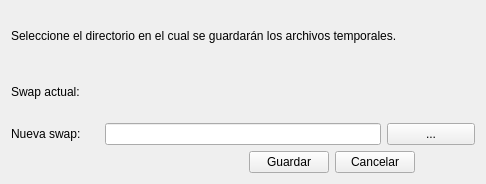
First picture: the form in ui/swapUI.ui, repository datwit/papirolux, before the edit.
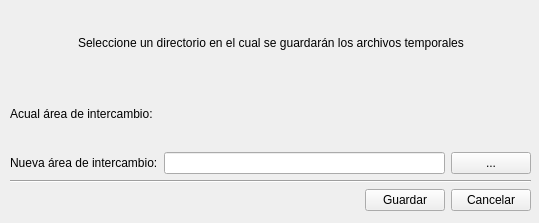
Second picture: the form after the edit. Icons and pictures are not drawn.

Commit message: Actualizando archivos acerca_de.py, acerca_de.ui, cargando.py, cargando.ui, principal.py, principal.ui, swap.py, swapUI.ui. Eliminando archivo swap1.py.

The edit to the form file:
```diff
--- a/ui/swapUI.ui
+++ b/ui/swapUI.ui
@@ -6,8 +6,8 @@
    <rect>
     <x>0</x>
     <y>0</y>
-    <width>486</width>
-    <height>184</height>
+    <width>539</width>
+    <height>223</height>
    </rect>
   </property>
   <property name="windowTitle">
@@ -17,15 +17,102 @@
    <iconset resource="recursos.qrc">
     <normaloff>:/ayuda/recursos/imagenes/ayuda_rcs/icon_doclux.png</normaloff>:/ayuda/recursos/imagenes/ayuda_rcs/icon_doclux.png</iconset>
   </property>
-  <layout class="QGridLayout" name="gridLayout">
-   <item row="1" column="0">
+  <widget class="QWidget" name="verticalLayoutWidget">
+   <property name="geometry">
+    <rect>
+     <x>10</x>
+     <y>10</y>
+     <width>521</width>
+     <height>201</height>
+    </rect>
+   </property>
+   <layout class="QVBoxLayout" name="verticalLayout">
+    <item>
+     <layout class="QHBoxLayout" name="horizontalLayout_2">
+      <item>
+       <spacer name="horizontalSpacer_2">
+        <property name="orientation">
+         <enum>Qt::Horizontal</enum>
+        </property>
+        <property name="sizeHint" stdset="0">
+         <size>
+          <width>40</width>
+          <height>20</height>
+         </size>
+        </property>
+       </spacer>
+      </item>
+      <item>
+       <widget class="QLabel" name="label">
+        <property name="font">
+         <font>
+          <pointsize>9</pointsize>
+         </font>
+        </property>
+        <property name="text">
+         <string>Seleccione un directorio en el cual se guardarán los archivos temporales</string>
+        </property>
+       </widget>
+      </item>
+      <item>
+       <spacer name="horizontalSpacer_3">
+        <property name="orientation">
+         <enum>Qt::Horizontal</enum>
+        </property>
+        <property name="sizeHint" stdset="0">
+         <size>
+          <width>40</width>
+          <height>20</height>
+         </size>
+        </property>
+       </spacer>
+      </item>
+     </layout>
+    </item>
+    <item>
+     <layout class="QHBoxLayout" name="horizontalLayout_4">
+      <item>
     <widget class="QLabel" name="label_4">
      <property name="text">
-      <string>Swap actual:</string>
+         <string>Acual área de intercambio:</string>
      </property>
     </widget>
    </item>
-   <item row="2" column="4">
+      <item>
+       <widget class="QLabel" name="swap_actual">
+        <property name="text">
+         <string/>
+        </property>
+       </widget>
+      </item>
+      <item>
+       <spacer name="horizontalSpacer_4">
+        <property name="orientation">
+         <enum>Qt::Horizontal</enum>
+        </property>
+        <property name="sizeHint" stdset="0">
+         <size>
+          <width>40</width>
+          <height>20</height>
+         </size>
+        </property>
+       </spacer>
+      </item>
+     </layout>
+    </item>
+    <item>
+     <layout class="QHBoxLayout" name="horizontalLayout_3">
+      <item>
+       <widget class="QLabel" name="label_2">
+        <property name="text">
+         <string>Nueva área de intercambio:</string>
+        </property>
+       </widget>
+      </item>
+      <item>
+       <widget class="QLineEdit" name="nueva_swap"/>
+      </item>
+      <item>
     <widget class="QPushButton" name="dir_swap">
      <property name="toolTip">
       <string>Swap DocLux</string>
@@ -35,14 +122,16 @@
      </property>
     </widget>
    </item>
-   <item row="0" column="0" colspan="5">
-    <widget class="QLabel" name="label">
-     <property name="text">
-      <string>Seleccione el directorio en el cual se guardarán los archivos temporales.</string>
+     </layout>
+    </item>
+    <item>
+     <widget class="Line" name="line">
+      <property name="orientation">
+       <enum>Qt::Horizontal</enum>
      </property>
     </widget>
    </item>
-   <item row="3" column="0" colspan="5">
+    <item>
     <layout class="QHBoxLayout" name="horizontalLayout">
      <item>
       <spacer name="horizontalSpacer">
@@ -71,46 +160,10 @@
        </property>
       </widget>
      </item>
-     <item>
-      <spacer name="horizontalSpacer_2">
-       <property name="orientation">
-        <enum>Qt::Horizontal</enum>
-       </property>
-       <property name="sizeHint" stdset="0">
-        <size>
-         <width>40</width>
-         <height>20</height>
-        </size>
-       </property>
-      </spacer>
-     </item>
-    </layout>
-   </item>
-   <item row="1" column="1">
-    <widget class="QLabel" name="swap_actual">
-     <property name="text">
-      <string/>
-     </property>
-    </widget>
-   </item>
-   <item row="1" column="2">
-    <widget class="QLabel" name="swap_actual_2">
-     <property name="text">
-      <string/>
-     </property>
-    </widget>
-   </item>
-   <item row="2" column="0">
-    <widget class="QLabel" name="label_2">
-     <property name="text">
-      <string>Nueva swap:</string>
-     </property>
-    </widget>
-   </item>
-   <item row="2" column="1" colspan="3">
-    <widget class="QLineEdit" name="nueva_swap"/>
-   </item>
-  </layout>
+     </layout>
+    </item>
+   </layout>
+  </widget>
  </widget>
  <resources>
   <include location="recursos.qrc"/>
```
Lines whose indentation alone changed are shown as unchanged. The commit also changes 8 other files.
